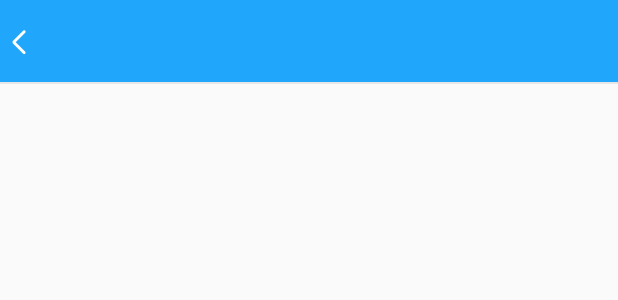
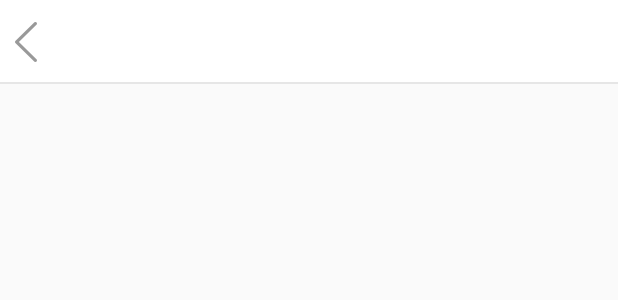
Before and after one commit to HardWareMall2016/HardWareMall, an Android app: the layout action_bar_layout.xml on its own in the app's theme, with its tools: preview values and no code run, on a phone screen of 412 x 824 dp. Shown: the top 300 px of the screen. Run offline under Robolectric (Android 15) with nearby library versions, the phone set to English and light mode, and no system bars.

Commit message:
修改标题栏

```diff
--- a/framework/src/main/java/com/zhan/framework/ui/activity/ActionBarActivity.java
+++ b/framework/src/main/java/com/zhan/framework/ui/activity/ActionBarActivity.java
@@ -11,6 +11,7 @@ import android.view.ViewGroup;
 import android.view.Window;
 import android.view.WindowManager;
 import android.widget.FrameLayout;
+import android.widget.ImageView;
 import android.widget.LinearLayout;
 import android.widget.TextView;
 
@@ -29,7 +30,7 @@ public abstract class ActionBarActivity extends AppCompatActivity{
     /*action_bar_layout*/
     private View mActionbarLayout;
     private View mDefActionbarContent;
-    private TextView mbtnBack;
+    private ImageView mbtnBack;
     private TextView mTvTtile;
     private LinearLayout mActionBarRightContent;
     private TextView mTvMenu;
@@ -231,14 +232,14 @@ public abstract class ActionBarActivity extends AppCompatActivity{
 
         mDefActionbarContent=mActionbarLayout.findViewById(R.id.def_content);
 
-        mbtnBack =(TextView)mActionbarLayout.findViewById(R.id.go_back);
+        mbtnBack =(ImageView)mActionbarLayout.findViewById(R.id.go_back);
         mbtnBack.setOnClickListener(new View.OnClickListener(){
             @Override
             public void onClick(View view) {
                 onBackPressed();
             }
         });
-        mbtnBack.setText(R.string.go_back);
+        //mbtnBack.setText(R.string.go_back);
         mbtnBack.setVisibility(mShowBackIcon ? View.VISIBLE : View.GONE);
 
         mTvTtile=(TextView)mActionbarLayout.findViewById(R.id.title);
--- /dev/null
+++ b/framework/src/main/res/drawable/default_bg.xml
@@ -0,0 +1,11 @@
+<?xml version="1.0" encoding="utf-8"?>
+<selector xmlns:android="http://schemas.android.com/apk/res/android">
+    <!-- 没有焦点时的背景图片 -->
+    <item android:drawable="@drawable/transparent" android:state_enabled="true" android:state_window_focused="false"/>
+    <!-- 触摸模式按下时的背景图片 -->
+    <item android:drawable="@drawable/half_transparent" android:state_pressed="true"/>
+    <item android:drawable="@drawable/half_transparent" android:state_enabled="true" android:state_focused="true"/>
+    <item android:drawable="@drawable/transparent" android:state_enabled="true"/>
+    <!-- 获得焦点时的图片背景 -->
+    <item android:drawable="@drawable/half_transparent" android:state_focused="true"/>
+</selector>
--- /dev/null
+++ b/framework/src/main/res/drawable/text_color_black_selector.xml
@@ -0,0 +1,8 @@
+<?xml version="1.0" encoding="utf-8"?>
+<selector xmlns:android="http://schemas.android.com/apk/res/android">
+
+    <item android:state_pressed="true" android:color="#6a6a6a"/>
+    <item android:state_focused="true" android:color="#6a6a6a"/>
+    <item android:color="@color/black"/>
+
+</selector>
--- a/framework/src/main/res/layout/action_bar_layout.xml
+++ b/framework/src/main/res/layout/action_bar_layout.xml
@@ -9,29 +9,31 @@
         android:layout_width="match_parent"
         android:layout_height="match_parent">
 
-        <!--<ImageView
-            android:id="@+id/img_back"
+        <ImageView
+            android:id="@+id/go_back"
+            android:layout_marginLeft="4dp"
+            android:layout_marginStart="4dp"
             android:layout_width="wrap_content"
-            android:layout_height="wrap_content"
+            android:layout_height="?attr/actionBarSize"
             android:layout_alignParentLeft="true"
             android:layout_alignParentStart="true"
             android:layout_centerVertical="true"
-            android:layout_marginLeft="8dp"
-            android:layout_marginStart="8dp"
-            android:src="@drawable/action_bar_icon_back_selector" />-->
+            android:scaleType="center"
+            android:background="@drawable/default_bg"
+            android:src="@drawable/action_bar_icon_back_selector" />
 
-        <TextView
+        <!--<TextView
             android:id="@+id/go_back"
             android:layout_width="wrap_content"
             android:layout_height="wrap_content"
             android:layout_alignParentLeft="true"
             android:layout_centerVertical="true"
-            android:layout_marginLeft="8dp"
-            android:layout_marginStart="8dp"
+            android:layout_marginLeft="4dp"
+            android:layout_marginStart="4dp"
             android:gravity="center_vertical"
             android:background="@drawable/action_bar_icon_back_selector"
             android:textColor="@drawable/text_color_white_selector"
-            android:textSize="18sp" />
+            android:textSize="18sp" />-->
 
         <TextView
             android:id="@+id/title"
@@ -40,7 +42,7 @@
             android:layout_centerHorizontal="true"
             android:layout_centerVertical="true"
             android:gravity="center"
-            android:textColor="@color/white"
+            android:textColor="@color/black"
             android:textSize="20sp" />
 
         <LinearLayout
@@ -50,8 +52,8 @@
             android:layout_alignParentEnd="true"
             android:layout_alignParentRight="true"
             android:layout_centerVertical="true"
-            android:layout_marginEnd="8dp"
-            android:layout_marginRight="8dp"
+            android:layout_marginEnd="4dp"
+            android:layout_marginRight="4dp"
             android:orientation="horizontal" />
 
         <TextView
@@ -61,10 +63,10 @@
             android:layout_alignParentEnd="true"
             android:layout_alignParentRight="true"
             android:layout_centerVertical="true"
-            android:layout_marginEnd="8dp"
-            android:layout_marginRight="8dp"
+            android:layout_marginEnd="4dp"
+            android:layout_marginRight="4dp"
             android:gravity="center"
-            android:textColor="@drawable/text_color_white_selector"
+            android:textColor="@drawable/text_color_black_selector"
             android:textSize="18sp" />
         <!-- android:textColor="@drawable/text_color_dark_red_selector" -->
 
--- a/framework/src/main/res/values/colors.xml
+++ b/framework/src/main/res/values/colors.xml
@@ -6,13 +6,15 @@
     <color name="blue">#20a6fb</color>
     <!--<color name="blue_pressed">#1b8dd6</color>-->
     <!-- 状态栏颜色 -->
-    <color name="status_bar_bg_color">@color/blue</color>
+    <color name="status_bar_bg_color">@color/black</color>
     <!-- 状态栏颜色 -->
-    <color name="action_bar_bg_color">@color/blue</color>
+    <color name="action_bar_bg_color">@color/white</color>
     <!-- 分割线颜色 -->
     <color name="divider_color">#dddddd</color>
     <color name="transparent">#00000000</color>
     <!-- drawable -->
     <drawable name="transparent">@color/transparent</drawable>
     <color name="main_background">#f5f5f5</color>
+
+    <drawable name="half_transparent">#d9d9d9</drawable>
 </resources>
```
Also changed, not shown: framework/src/main/res/drawable-hdpi/action_bar_icon_back.png (added), framework/src/main/res/drawable-hdpi/action_bar_icon_back_pressed.png (added), framework/src/main/res/drawable-xxhdpi/action_bar_icon_back.9.png (deleted), framework/src/main/res/drawable-xxhdpi/action_bar_icon_back_pressed.9.png (deleted).
